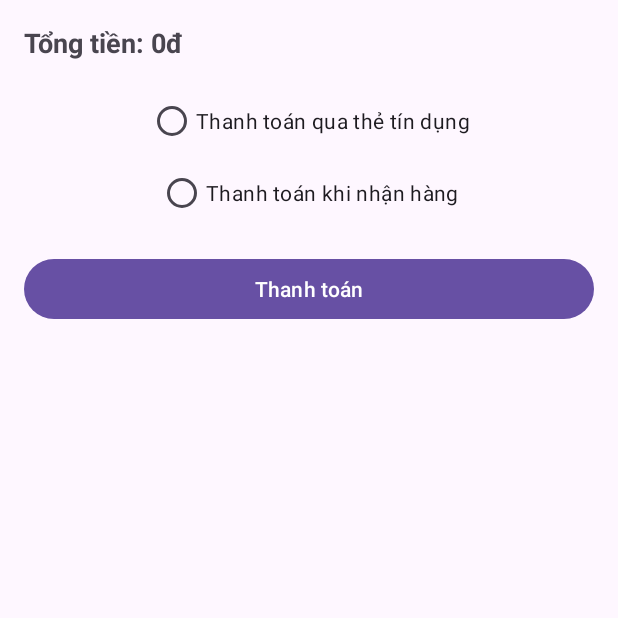
After one commit to danvo022004/TT-IMTATECH, an Android app: the CheckoutActivity screen opened directly, with no data from a screen before it, on a phone screen of 412 x 824 dp, the top half of it. The commit adds this screen. Run offline under Robolectric (Android 15) with nearby library versions, the phone set to English and light mode, and no system bars.

Commit message:
update project

```diff
--- a/app/src/main/AndroidManifest.xml
+++ b/app/src/main/AndroidManifest.xml
@@ -3,8 +3,6 @@
     xmlns:tools="http://schemas.android.com/tools">
 
     <uses-permission android:name="android.permission.INTERNET" />
-    <uses-permission android:name="android.permission.READ_EXTERNAL_STORAGE"/>
-
     <uses-permission android:name="android.permission.READ_EXTERNAL_STORAGE" />
     <uses-permission android:name="android.permission.WRITE_EXTERNAL_STORAGE" />
 
@@ -19,6 +17,9 @@
         android:theme="@style/Theme.AppBanTra"
         android:usesCleartextTraffic="true"
         tools:targetApi="31">
+        <activity
+            android:name=".CheckoutActivity"
+            android:exported="false" />
         <activity
             android:name=".OrderActivity"
             android:exported="false" />
--- a/app/src/main/java/jccom/example/appbantra/API/ApiService.java
+++ b/app/src/main/java/jccom/example/appbantra/API/ApiService.java
@@ -28,19 +28,15 @@ import retrofit2.http.Path;
 
 public interface ApiService {
 
-    // Endpoint cho đăng ký người dùng
     @POST("register")
     Call<Void> register(@Body User user);
 
-    // Endpoint cho đăng nhập người dùng
     @POST("login")
     Call<AuthResponse> login(@Body LoginRequest loginRequest);
 
-    // Endpoint lấy thông tin người dùng
     @GET("user/{id}")
     Call<User> getUser(@Path("id") String userId);
 
-    // Endpoint cập nhật thông tin người dùng
     @PUT("user/{id}")
     Call<User> updateUser(@Path("id") String userId, @Body User user);
 
@@ -49,20 +45,20 @@ public interface ApiService {
     @GET("revenue/products")
     Call<RevenueResponse> getRevenueByProduct();
 
-    // **Danh mục sản phẩm**
+//    @POST("/orders")
+//    Call<Order> placeOrder(@Header("Authorization") String token, @Body Order order);
+
 
 
     @GET("categories")
     Call<List<Category>> getListCategory();
 
-    // Thêm danh mục mới
     @POST("categories")
     @Multipart
     Call<Category> addCategory(@Part("name") String name,
                                @Part("description") String description,
                                @Part("imageUrl") String imageUrl);
 
-    // Cập nhật danh mục
     @PUT("categories/{id}")
     @Multipart
     Call<Category> updateCategory(@Path("id") String id,
@@ -111,20 +107,19 @@ public interface ApiService {
             @Part MultipartBody.Part image
     );
 
-    // Xóa sản phẩm
     @DELETE("products/{id}")
     Call<Void> deleteProduct(@Path("id") String productId);
 
-    @GET("orders/all")
-    Call<OrderResponse> getAllUsersOrders();
+    // View Cart
 
-    @PUT("orders/updateStatus/{id}")
-    Call<Order> updateOrderStatus(@Path("id") String orderId, @Body StatusUpdate statusUpdate);
-
-    @GET("order")
-    Call<OrderResponse> getOriginalOrders(@Header("Authorization") String authToken);
-
-
+    // View Cart
+//    @GET("cart")
+//    Call<CartResponse> viewCart();
+//
+//    // Add to Cart
+//    // Endpoint thêm sản phẩm vào giỏ hàng
+//    @POST("cart")
+//    Call<CartResponse> addToCart(@Header("Authorization") String token, @Body int cartRequest);
 
     @GET("cart")
     Call<CartResponse> viewCart(@Header("Authorization") String token);
@@ -137,4 +132,20 @@ public interface ApiService {
 
     @POST("cart/calculate-selected-total")
     Call<CartResponse> calculateSelectedTotal(@Header("Authorization") String token, @Body List<String> selectedProductIds);
+
+    @PUT("orders/updateStatus/{id}")
+    Call<Order> updateOrderStatus(@Path("id") String orderId, @Body StatusUpdate statusUpdate);
+
+    @GET("orders/all")
+    Call<OrderResponse> getAllUsersOrders();
+
+
+    //    @POST("orders/confirm") // Cập nhật đường dẫn cho đúng endpoint
+//    Call<Order> placeOrder(@Header("Authorization") String token, @Body Order order);
+    @POST("order/confirm")
+    Call<Order> placeOrder(@Header("Authorization") String token, @Body Order order);
+
+    @GET("order")
+    Call<OrderResponse> getOriginalOrders(@Header("Authorization") String authToken);
+
 }
--- /dev/null
+++ b/app/src/main/java/jccom/example/appbantra/CheckoutActivity.java
@@ -0,0 +1,127 @@
+package jccom.example.appbantra;
+
+import android.content.SharedPreferences;
+import android.os.Bundle;
+import android.util.Log;
+import android.widget.Button;
+import android.widget.RadioButton;
+import android.widget.RadioGroup;
+import android.widget.TextView;
+import android.widget.Toast;
+import androidx.appcompat.app.AppCompatActivity;
+import jccom.example.appbantra.API.ApiService;
+import jccom.example.appbantra.API.RetrofitClient;
+import jccom.example.appbantra.Model.Order;
+import jccom.example.appbantra.R;
+import retrofit2.Call;
+import retrofit2.Callback;
+import retrofit2.Response;
+import java.util.ArrayList;
+
+public class CheckoutActivity extends AppCompatActivity {
+
+    private TextView totalAmountText;
+    private RadioGroup paymentMethodGroup;
+    private Button checkoutButton;
+
+    @Override
+    protected void onCreate(Bundle savedInstanceState) {
+        super.onCreate(savedInstanceState);
+        setContentView(R.layout.activity_checkout);
+
+        // Khởi tạo các thành phần UI
+        totalAmountText = findViewById(R.id.totalAmountText);
+        paymentMethodGroup = findViewById(R.id.paymentMethodGroup);
+        checkoutButton = findViewById(R.id.checkoutButton);
+
+        // Lấy dữ liệu từ Intent
+        double totalAmount = getIntent().getDoubleExtra("totalAmount", 0.0);
+
+        // Hiển thị tổng tiền
+        totalAmountText.setText(String.format("Tổng tiền: %,.0fđ", totalAmount));
+
+        // Lấy danh sách productIds từ Intent
+        ArrayList<String> selectedProductIds = getIntent().getStringArrayListExtra("selectedProductIds");
+
+        // Log danh sách productIds
+        if (selectedProductIds != null) {
+            Log.d("CheckoutActivity", "Product IDs: " + selectedProductIds.toString());
+        } else {
+            Log.d("CheckoutActivity", "No product IDs received");
+        }
+
+        // Lấy token từ SharedPreferences
+        SharedPreferences sharedPreferences = getSharedPreferences("AppPrefs", MODE_PRIVATE);
+        String token = sharedPreferences.getString("TOKEN", null);
+
+        // Kiểm tra token có tồn tại hay không
+        if (token == null) {
+            Toast.makeText(this, "Bạn chưa đăng nhập!", Toast.LENGTH_SHORT).show();
+            return;
+        }
+
+        // Xử lý sự kiện thanh toán
+        checkoutButton.setOnClickListener(v -> {
+            // Lấy phương thức thanh toán đã chọn
+            int selectedPaymentMethodId = paymentMethodGroup.getCheckedRadioButtonId();
+            String paymentMethod = "";
+
+            if (selectedPaymentMethodId == R.id.paymentCreditCard) {
+                paymentMethod = "credit_card";
+            } else if (selectedPaymentMethodId == R.id.paymentCashOnDelivery) {
+                paymentMethod = "cash_on_delivery";
+            }
+
+            // Log phương thức thanh toán
+            Log.d("Payment Method", "Selected Payment Method: " + paymentMethod);
+
+            if (paymentMethod.isEmpty()) {
+                Toast.makeText(this, "Vui lòng chọn phương thức thanh toán", Toast.LENGTH_SHORT).show();
+                return;
+            }
+
+            // Tạo đối tượng Order
+            Order order = new Order();
+            order.setPaymentMethod(paymentMethod);
+//            order.setTotal_price(totalAmount);
+            order.setProductIds(selectedProductIds);  // Gán danh sách productIds vào Order
+
+            // Gọi API để đặt hàng
+            placeOrder(token, order);
+        });
+    }
+
+    private void placeOrder(String token, Order order) {
+        ApiService apiService = RetrofitClient.getApiService();
+
+        // Log token và productIds
+        Log.d("API Request", "Token: " + token);
+        Log.d("API Request", "Product IDs: " + order.getProductIds());
+
+        // Tạo request call với token và order
+        Call<Order> call = apiService.placeOrder("Bearer " + token, order);
+
+        // Log request URL
+        Log.d("API Request", "Request URL: " + call.request().url());
+
+        // Gửi request
+        call.enqueue(new Callback<Order>() {
+            @Override
+            public void onResponse(Call<Order> call, Response<Order> response) {
+                if (response.isSuccessful()) {
+                    // Đặt hàng thành công
+                    Toast.makeText(CheckoutActivity.this, "Đặt hàng thành công!", Toast.LENGTH_SHORT).show();
+                    finish(); // Đóng màn hình thanh toán
+                } else {
+                    Log.e("API Request", "Code: " + response.code() + ", Message: " + response.message());
+                    Toast.makeText(CheckoutActivity.this, "Đặt hàng thất bại. Vui lòng thử lại!", Toast.LENGTH_SHORT).show();
+                }
+            }
+
+            @Override
+            public void onFailure(Call<Order> call, Throwable t) {
+                Toast.makeText(CheckoutActivity.this, "Lỗi kết nối. Vui lòng thử lại!", Toast.LENGTH_SHORT).show();
+            }
+        });
+    }
+}
--- a/app/src/main/java/jccom/example/appbantra/Fragment/ProfileFragment.java
+++ b/app/src/main/java/jccom/example/appbantra/Fragment/ProfileFragment.java
@@ -36,6 +36,7 @@ import retrofit2.Response;
 public class ProfileFragment extends Fragment {
 
     private TextView tvUserName;
+
 
     @Override
     public View onCreateView(LayoutInflater inflater, ViewGroup container,
--- a/app/src/main/java/jccom/example/appbantra/LoginPage.java
+++ b/app/src/main/java/jccom/example/appbantra/LoginPage.java
@@ -113,7 +113,7 @@ public class LoginPage extends AppCompatActivity {
     }
 
     private void navigateToMainActivity() {
-        Intent intent = new Intent(LoginPage.this, OrderActivity.class);
+        Intent intent = new Intent(LoginPage.this, MainActivity.class);
         startActivity(intent);
     }
 }
--- /dev/null
+++ b/app/src/main/res/layout/activity_checkout.xml
@@ -0,0 +1,50 @@
+<?xml version="1.0" encoding="utf-8"?>
+<LinearLayout xmlns:android="http://schemas.android.com/apk/res/android"
+    xmlns:app="http://schemas.android.com/apk/res-auto"
+    xmlns:tools="http://schemas.android.com/tools"
+    android:id="@+id/main"
+    android:layout_width="match_parent"
+    android:layout_height="match_parent"
+    tools:context=".CheckoutActivity"
+    android:orientation="vertical"
+    android:padding="16dp">
+
+    <!-- Hiển thị tổng tiền -->
+    <TextView
+        android:id="@+id/totalAmountText"
+        android:layout_width="match_parent"
+        android:layout_height="wrap_content"
+        android:text="Tổng tiền: 0đ"
+        android:textSize="18sp"
+        android:textStyle="bold"
+        android:layout_marginBottom="16dp" />
+
+    <!-- RadioGroup cho phương thức thanh toán -->
+    <RadioGroup
+        android:id="@+id/paymentMethodGroup"
+        android:layout_width="match_parent"
+        android:layout_height="wrap_content"
+        android:orientation="vertical"
+        android:layout_marginBottom="16dp"
+        android:gravity="center">
+
+        <RadioButton
+            android:id="@+id/paymentCreditCard"
+            android:layout_width="wrap_content"
+            android:layout_height="wrap_content"
+            android:text="Thanh toán qua thẻ tín dụng" />
+
+        <RadioButton
+            android:id="@+id/paymentCashOnDelivery"
+            android:layout_width="wrap_content"
+            android:layout_height="wrap_content"
+            android:text="Thanh toán khi nhận hàng" />
+    </RadioGroup>
+
+    <!-- Nút thanh toán -->
+    <Button
+        android:id="@+id/checkoutButton"
+        android:layout_width="match_parent"
+        android:layout_height="wrap_content"
+        android:text="Thanh toán" />
+</LinearLayout>
```
Also changed, not shown: app/src/main/java/jccom/example/appbantra/Fragment/CartFragment.java (+47 -2 lines), app/src/main/java/jccom/example/appbantra/Fragment/ProductDetailActivity.java (+10 -2 lines), app/src/main/java/jccom/example/appbantra/Model/Order.java (+29 -23 lines), app/src/main/java/jccom/example/appbantra/adapter/CartAdapter.java (+42 -16 lines).
